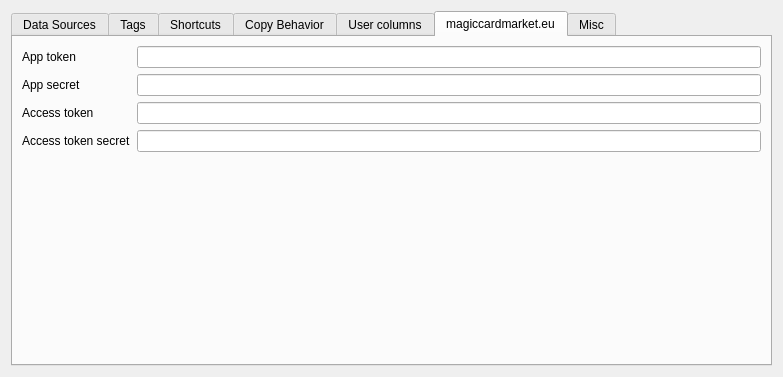
Above: mtgcards/optionsdialog.ui from stijnvermeir/mtgcards before the change. Below: the same form after it.
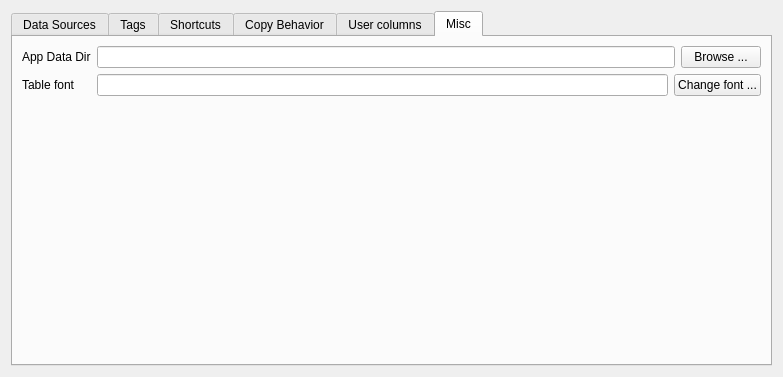
That is the form after the change. The open tabs and pages were chosen to show the change. Icons and pictures are not drawn.

Diff of the .ui file:
```diff
--- a/mtgcards/optionsdialog.ui
+++ b/mtgcards/optionsdialog.ui
@@ -428,81 +428,6 @@
        </item>
       </layout>
      </widget>
-     <widget class="QWidget" name="mkmTab">
-      <attribute name="title">
-       <string>magiccardmarket.eu</string>
-      </attribute>
-      <layout class="QFormLayout" name="formLayout_3">
-       <item row="0" column="0">
-        <widget class="QLabel" name="label_6">
-         <property name="text">
-          <string>App token</string>
-         </property>
-        </widget>
-       </item>
-       <item row="0" column="1">
-        <widget class="QLineEdit" name="mkmAppTokenTxt">
-         <property name="minimumSize">
-          <size>
-           <width>300</width>
-           <height>0</height>
-          </size>
-         </property>
-        </widget>
-       </item>
-       <item row="1" column="0">
-        <widget class="QLabel" name="label_7">
-         <property name="text">
-          <string>App secret</string>
-         </property>
-        </widget>
-       </item>
-       <item row="1" column="1">
-        <widget class="QLineEdit" name="mkmAppSecretTxt">
-         <property name="minimumSize">
-          <size>
-           <width>300</width>
-           <height>0</height>
-          </size>
-         </property>
-        </widget>
-       </item>
-       <item row="2" column="0">
-        <widget class="QLabel" name="label_8">
-         <property name="text">
-          <string>Access token</string>
-         </property>
-        </widget>
-       </item>
-       <item row="2" column="1">
-        <widget class="QLineEdit" name="mkmAccessTokenTxt">
-         <property name="minimumSize">
-          <size>
-           <width>300</width>
-           <height>0</height>
-          </size>
-         </property>
-        </widget>
-       </item>
-       <item row="3" column="0">
-        <widget class="QLabel" name="label_9">
-         <property name="text">
-          <string>Access token secret</string>
-         </property>
-        </widget>
-       </item>
-       <item row="3" column="1">
-        <widget class="QLineEdit" name="mkmAccessTokenSecretTxt">
-         <property name="minimumSize">
-          <size>
-           <width>300</width>
-           <height>0</height>
-          </size>
-         </property>
-        </widget>
-       </item>
-      </layout>
-     </widget>
      <widget class="QWidget" name="miscTab">
       <attribute name="title">
        <string>Misc</string>
```
Left out of the diff: 2 changed lines with no effect on the pictures.
